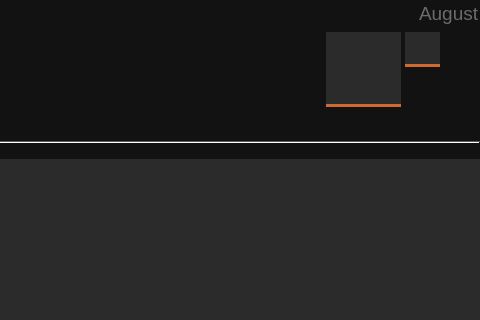
First picture: the form in ui/mainwindow.ui, repository metootem/TF2-Dedicated-Server-Manager, before the edit; both pictures show x 520 to 1000 and y 0 to 320 of the 1000 by 640 pixel window.
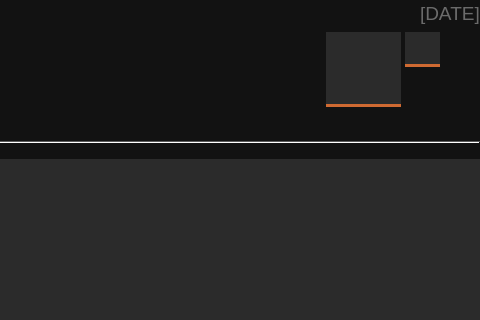
Second picture: the form after the edit. Icons and pictures are not drawn.

```diff
--- a/ui/mainwindow.ui
+++ b/ui/mainwindow.ui
@@ -12,7 +12,7 @@
   </property>
   <property name="minimumSize">
    <size>
-    <width>800</width>
+    <width>1000</width>
     <height>640</height>
    </size>
   </property>
@@ -431,7 +431,7 @@
          <string notr="true">color: #6b6b6b;</string>
         </property>
         <property name="text">
-         <string>August</string>
+         <string>[DATE]</string>
         </property>
        </widget>
       </item>
```
